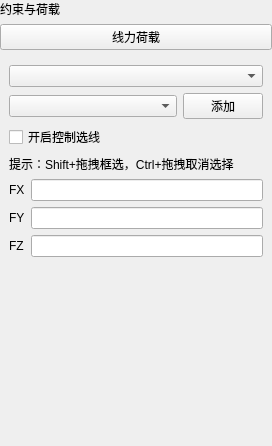
The window that plugins/Base_PhysicalField/LinearForcePage.ui (asd977/base_cae) describes before a commit, drawn with Qt 5.
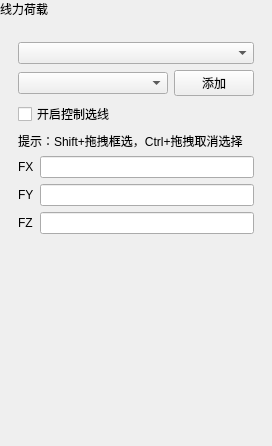
The same window after the commit. Custom widgets are drawn as their Qt base class.

Diff of the .ui file:
```diff
--- a/plugins/Base_PhysicalField/LinearForcePage.ui
+++ b/plugins/Base_PhysicalField/LinearForcePage.ui
@@ -23,6 +23,9 @@
    <property name="rightMargin">
     <number>0</number>
    </property>
+   <property name="bottomMargin">
+    <number>0</number>
+   </property>
    <item>
     <widget class="QLabel" name="pageNameLabel">
      <property name="sizePolicy">
@@ -32,37 +35,69 @@
       </sizepolicy>
      </property>
      <property name="text">
-      <string>约束与荷载</string>
-     </property>
-    </widget>
-   </item>
-   <item>
-    <widget class="QPushButton" name="sectionTitleButton">
-     <property name="sizePolicy">
-      <sizepolicy hsizetype="Ignored" vsizetype="Fixed">
-       <horstretch>0</horstretch>
-       <verstretch>0</verstretch>
-      </sizepolicy>
-     </property>
-     <property name="text">
       <string>线力荷载</string>
      </property>
     </widget>
    </item>
    <item>
+    <layout class="QVBoxLayout" name="contentLayout">
+     <property name="leftMargin">
+      <number>9</number>
+     </property>
+     <property name="topMargin">
+      <number>9</number>
+     </property>
+     <property name="rightMargin">
+      <number>9</number>
+     </property>
+     <property name="bottomMargin">
+      <number>9</number>
+     </property>
+     <property name="spacing">
+      <number>6</number>
+     </property>
+     <item>
     <widget class="QWidget" name="contentWidget" native="true">
      <layout class="QGridLayout" name="gridLayout">
       <item row="0" column="0" colspan="2">
-       <widget class="CustomComboBox" name="comboBoxDim"/>
+         <widget class="CustomComboBox" name="comboBoxDim">
+          <property name="minimumSize">
+           <size>
+            <width>10</width>
+            <height>0</height>
+           </size>
+          </property>
+         </widget>
       </item>
       <item row="4" column="1">
-       <widget class="QLineEdit" name="lineEditX"/>
+         <widget class="QLineEdit" name="lineEditX">
+          <property name="minimumSize">
+           <size>
+            <width>10</width>
+            <height>0</height>
+           </size>
+          </property>
+         </widget>
       </item>
       <item row="6" column="1">
-       <widget class="QLineEdit" name="lineEditZ"/>
+         <widget class="QLineEdit" name="lineEditZ">
+          <property name="minimumSize">
+           <size>
+            <width>10</width>
+            <height>0</height>
+           </size>
+          </property>
+         </widget>
       </item>
       <item row="5" column="1">
-       <widget class="QLineEdit" name="lineEditY"/>
+         <widget class="QLineEdit" name="lineEditY">
+          <property name="minimumSize">
+           <size>
+            <width>10</width>
+            <height>0</height>
+           </size>
+          </property>
+         </widget>
       </item>
       <item row="2" column="0" colspan="2">
        <widget class="QCheckBox" name="pickEnableCheckBox">
@@ -74,7 +109,14 @@
       <item row="1" column="0" colspan="2">
        <layout class="QHBoxLayout" name="horizontalLayoutGroupSelect">
         <item>
-         <widget class="CustomComboBox" name="comboBoxGroup"/>
+           <widget class="CustomComboBox" name="comboBoxGroup">
+            <property name="minimumSize">
+             <size>
+              <width>10</width>
+              <height>0</height>
+             </size>
+            </property>
+           </widget>
         </item>
         <item>
          <widget class="QPushButton" name="btnBatchAdd">
@@ -118,7 +160,7 @@
          <string>提示：Shift+拖拽框选，Ctrl+拖拽取消选择</string>
         </property>
         <property name="wordWrap">
-         <bool>true</bool>
+           <bool>false</bool>
         </property>
        </widget>
       </item>
@@ -139,6 +181,8 @@
     </spacer>
    </item>
   </layout>
+   </item>
+  </layout>
  </widget>
  <customwidgets>
   <customwidget>
```
Left out of the diff: 8 changed lines with no effect on the pictures. Lines whose indentation alone changed are shown as unchanged.
